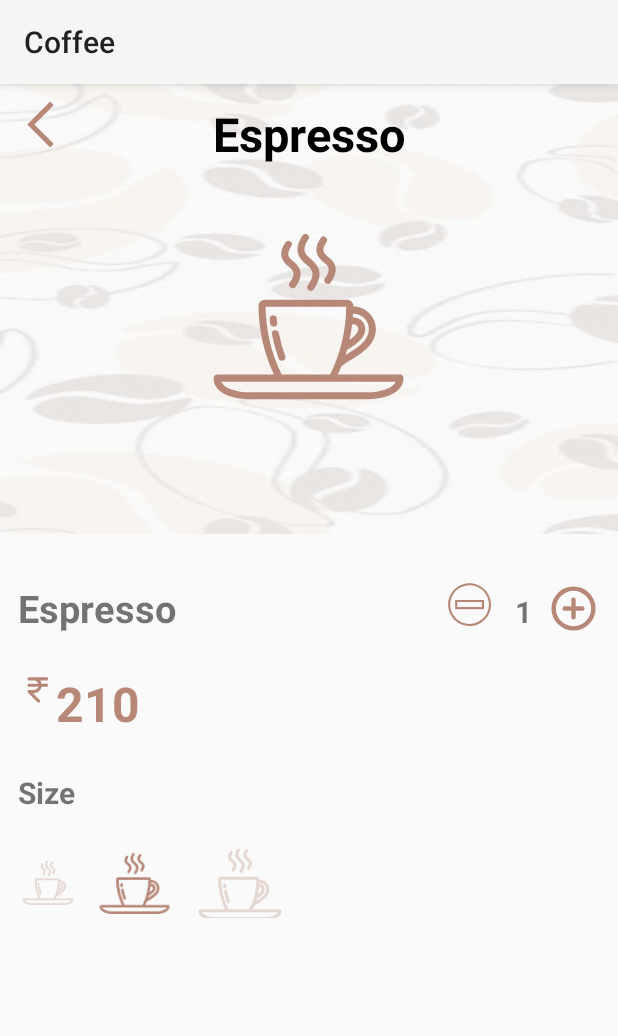
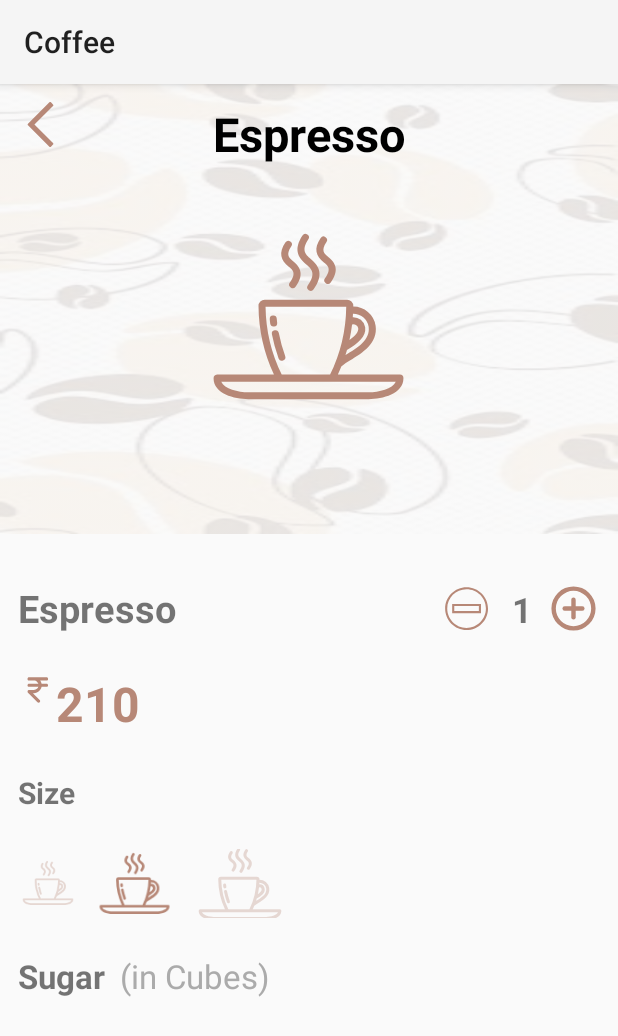
Before and after one commit to ranganarayanan/coffee, an Android app: the Espresso screen opened directly, with no data from a screen before it, on a phone screen of 412 x 824 dp. Shown: the top 1036 px of the screen. Run offline under Robolectric (Android 15) with nearby library versions, the phone set to English and light mode, and no system bars.

Commit message:
adding elements

```diff
--- a/app/src/main/res/layout/activity_espresso.xml
+++ b/app/src/main/res/layout/activity_espresso.xml
@@ -61,19 +61,21 @@
             android:layout_width="30dp"
             android:layout_height="30dp"
             android:src="@drawable/minus"
-            android:layout_marginRight="15dp"/>
+            android:layout_marginRight="15dp"
+            android:layout_gravity="center_vertical"/>
         <TextView
             android:layout_width="wrap_content"
             android:layout_height="wrap_content"
             android:text="1"
-            android:textSize="20dp"
+            android:textSize="23dp"
             android:textStyle="bold"
             android:layout_marginRight="10dp"
             />
         <ImageView
             android:layout_width="35dp"
             android:layout_height="35dp"
-            android:src="@drawable/add"/>
+            android:src="@drawable/add"
+            android:layout_gravity="center_vertical"/>
     </LinearLayout>
     <LinearLayout
         android:layout_width="match_parent"
@@ -109,6 +111,7 @@
         android:orientation="horizontal"
         android:layout_below="@+id/txt"
         android:padding="12dp"
+        android:id="@+id/img"
         >
         <ImageView
             android:layout_width="40dp"
@@ -131,6 +134,30 @@
             android:layout_marginLeft="10dp"
             android:alpha="0.3"/>
     </LinearLayout>
+    <LinearLayout
+        android:layout_width="match_parent"
+        android:layout_height="wrap_content"
+        android:orientation="horizontal"
+        android:layout_below="@+id/img"
+        android:padding="12dp">
+        <TextView
+            android:layout_width="wrap_content"
+            android:layout_height="wrap_content"
+            android:text="Sugar"
+            android:textSize="22dp"
+            android:textStyle="bold"/>
+
+        <TextView
+            android:layout_width="wrap_content"
+            android:layout_height="wrap_content"
+            android:text="(in Cubes)"
+            android:textSize="22dp"
+            android:textColor="#ababab"
+            android:layout_marginLeft="10dp"/>
+
+    </LinearLayout>
+
+
 
 
 
```
